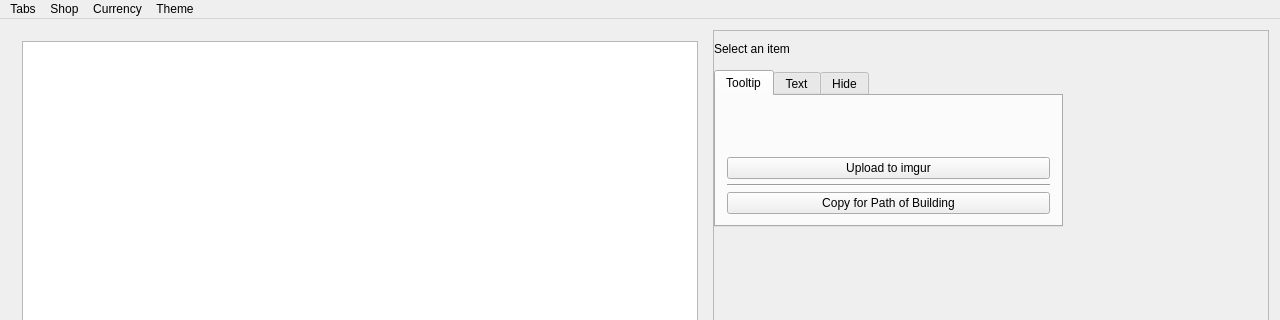
Before: the Qt Designer form forms/mainwindow.ui in gerwaric/acquisition, drawn with Qt 5; both pictures show x 0 to 1280 and y 0 to 320 of the 1280 by 720 pixel window.
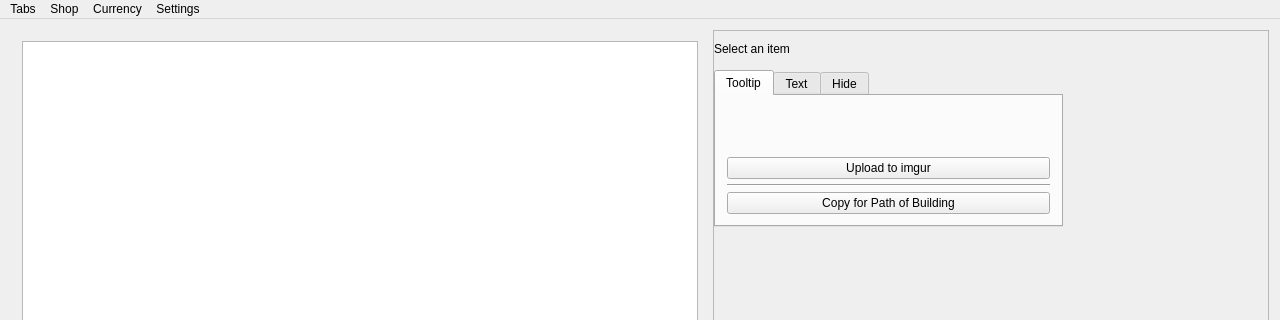
After: the same form once the commit is applied.

Commit message:
Add Settings menu
The settings menu now lets the user set:
- Theme
- Logging

```diff
--- a/forms/mainwindow.ui
+++ b/forms/mainwindow.ui
@@ -404,9 +404,9 @@
     <addaction name="actionListCurrency"/>
     <addaction name="actionExportCurrency"/>
    </widget>
-   <widget class="QMenu" name="menuTheme">
+   <widget class="QMenu" name="menuSettings">
     <property name="title">
-     <string>Theme</string>
+     <string>Settings</string>
     </property>
     <addaction name="actionSetDarkTheme"/>
     <addaction name="actionSetLightTheme"/>
@@ -415,7 +415,7 @@
    <addaction name="menuTabs"/>
    <addaction name="menuShop"/>
    <addaction name="menuCurrency"/>
-   <addaction name="menuTheme"/>
+   <addaction name="menuSettings"/>
   </widget>
   <widget class="QStatusBar" name="statusBar"/>
   <action name="actionSetShopThreads">
```
Left out of the diff: 81 changed lines with no effect on the pictures. The commit also changes 2 other files.
